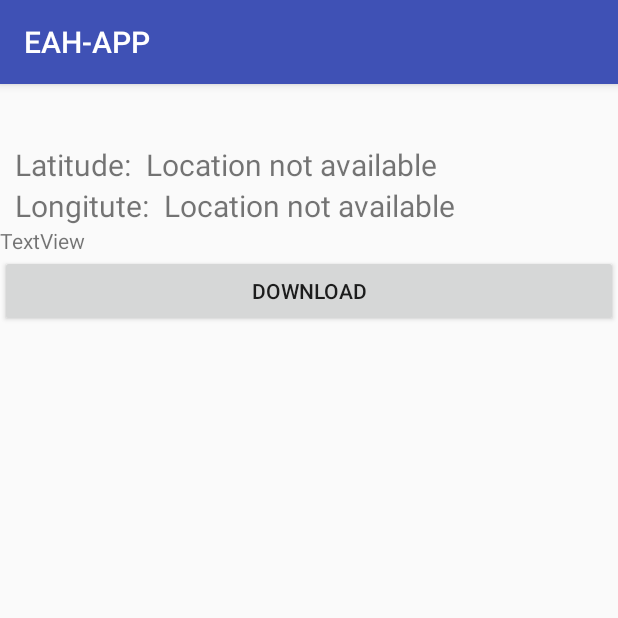
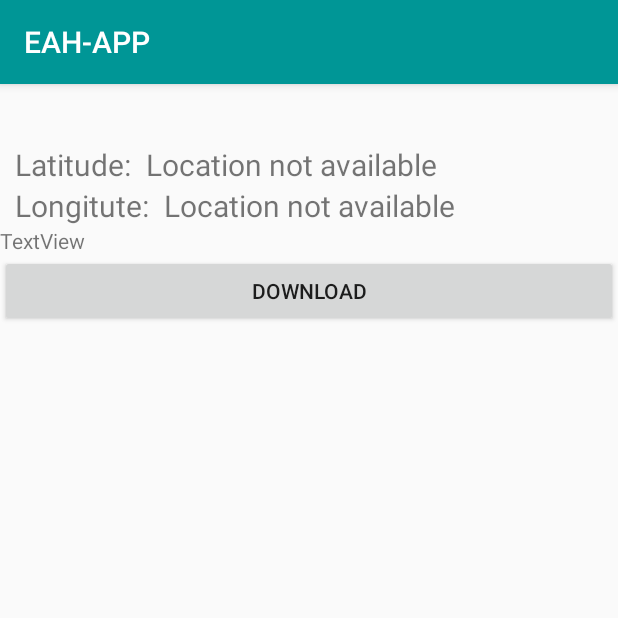
Before and after one commit to crytec9091/EAH-APP, an Android app: the screen it shows after launch (MainActivity), on a phone screen of 412 x 824 dp, the top half of it. Run offline under Robolectric (Android 15) with nearby library versions, the phone set to English and light mode, and no system bars.

```diff
--- a/app/src/main/java/s1eustei/eah/eah_app/Stundenplan.java
+++ b/app/src/main/java/s1eustei/eah/eah_app/Stundenplan.java
@@ -134,6 +134,7 @@ public class Stundenplan extends AppCompatActivity {
         //datum = datum.replaceAll(".","");
         //datum.replaceAll("0","");
 
+
         timeClock = String.valueOf(calendar.getHours()) + String.valueOf(calendar.getMinutes());
 
         cache = String.valueOf(calendar.getDate());
--- a/app/src/main/res/values/colors.xml
+++ b/app/src/main/res/values/colors.xml
@@ -1,6 +1,7 @@
 <?xml version="1.0" encoding="utf-8"?>
 <resources>
-    <color name="colorPrimary">#3F51B5</color>
-    <color name="colorPrimaryDark">#303F9F</color>
-    <color name="colorAccent">#FF4081</color>
+    <color name="colorPrimary">#009696</color>
+    <color name="colorPrimaryDark">#009696</color>
+    <color name="colorAccent">#009696</color>
+    <color name="colorBackground">#e7ffff</color>
 </resources>
```
Also changed, not shown: app/src/main/res/drawable/logo.png (added), 4 other files.
